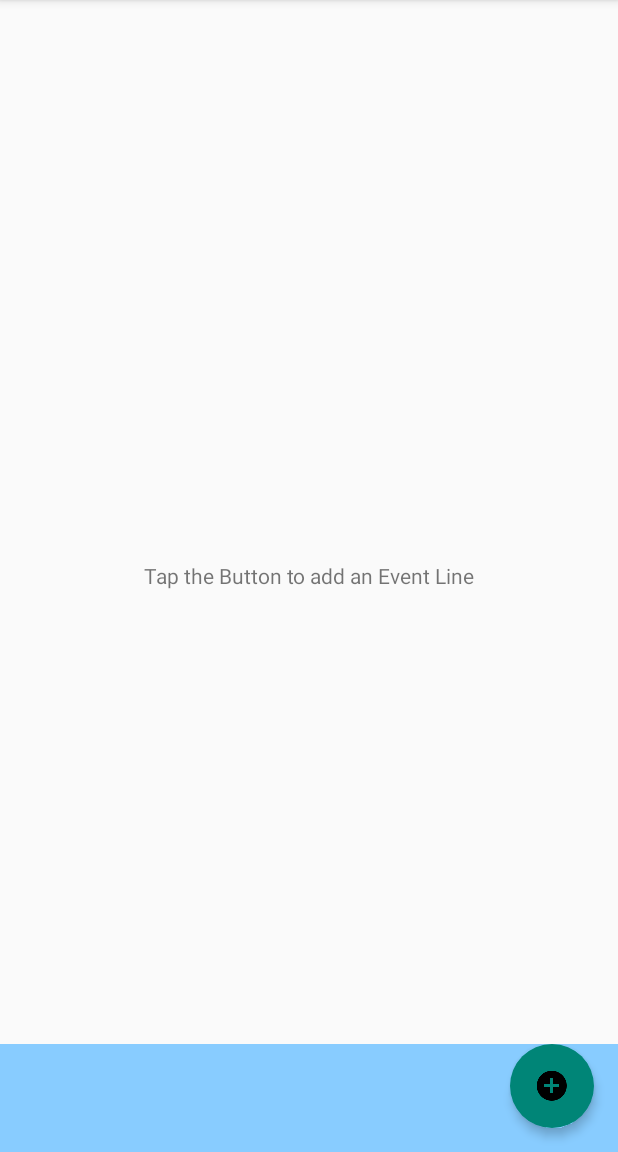
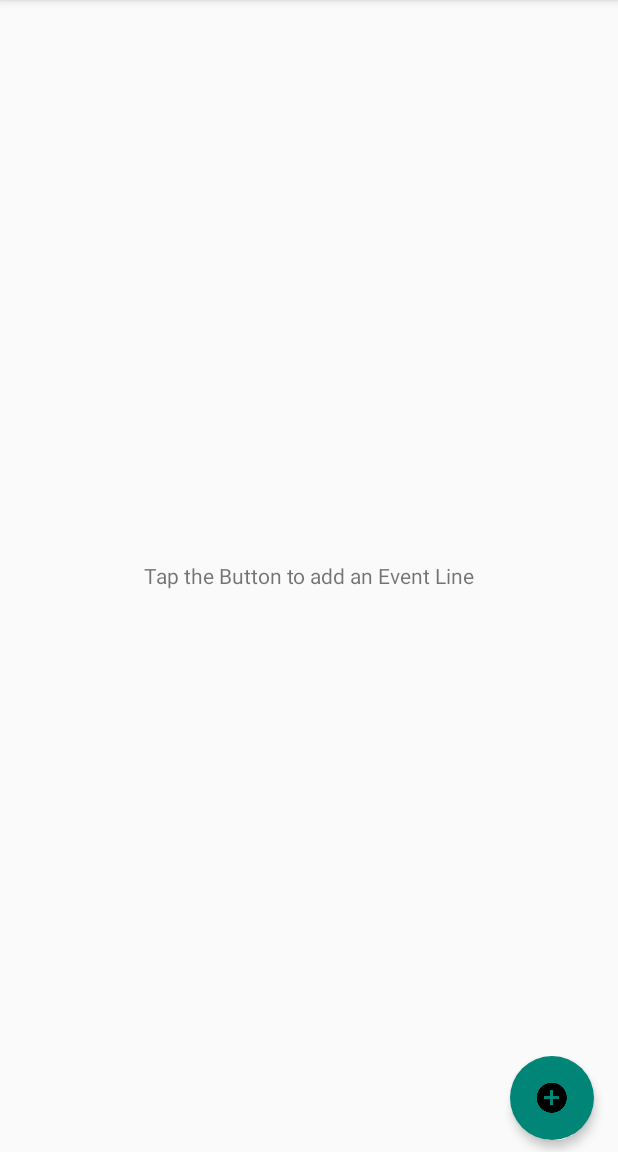
Before and after one commit to stosiki/ContentProviderPg, an Android app: the screen it shows after launch (MainActivity), on a phone screen of 412 x 824 dp, the part 84-1236 px from its top. Run offline under Robolectric (Android 15) with nearby library versions, the phone set to English and light mode, and no system bars; libraries missing offline, so code that uses them is left out: com.squareup.otto; 1 statement that could not run was skipped.

Commit message:
15/09-morning

```diff
--- a/app/src/main/res/layout/activity_main.xml
+++ b/app/src/main/res/layout/activity_main.xml
@@ -1,4 +1,4 @@
-<RelativeLayout
+<FrameLayout
     xmlns:android="http://schemas.android.com/apk/res/android"
     xmlns:app="http://schemas.android.com/apk/res-auto"
     xmlns:tools="http://schemas.android.com/tools"
@@ -28,7 +28,10 @@
                 android:dividerHeight="1dp"
                 android:layout_width="match_parent"
                 android:layout_height="wrap_content"
+                android:scrollbars="vertical"
                 />
+
+
             <TextView
                 android:id="@+id/click_to_add_msg"
                 android:layout_width="match_parent"
@@ -39,10 +42,6 @@
                 />
         </LinearLayout>
     </LinearLayout>
-
-
-
-
     <LinearLayout
         android:id="@+id/main_footer"
         android:orientation="vertical"
@@ -50,9 +49,7 @@
         android:layout_height="wrap_content"
         android:layout_gravity="bottom|center_horizontal"
         android:gravity="center|bottom"
-        android:layout_alignParentBottom="true"
         android:layout_centerHorizontal="true"
-        android:background="#ff88ccff"
         >
         <android.support.design.widget.FloatingActionButton
             android:id="@+id/add_event_line_widget"
@@ -64,20 +61,17 @@
             android:layout_gravity="right"
             android:layout_marginRight="16dp"
             android:layout_marginEnd="16dp"
-            android:background="#ffaa99ee"
-            android:layout_marginBottom="16dp"
+            android:layout_marginBottom="8dp"
             />
-    </LinearLayout>
         <LinearLayout
             android:id="@+id/undo_bar"
+            android:orientation="horizontal"
             android:dividerPadding="12dp"
             android:padding="4dp"
-        android:layout_width="fill_parent"
+            android:layout_width="match_parent"
             android:layout_height="wrap_content"
-        android:visibility="visible"
-        android:background="@color/background_floating_material_dark"
-        android:layout_below="@id/main_footer"
-        android:alpha="100"
+            android:visibility="gone"
+            android:background="#ff223344"
             >
             <TextView
                 android:id="@+id/undo_message"
@@ -99,4 +93,7 @@
                 android:textColor="#ffeb3b"
                 android:textAppearance="?android:attr/textAppearanceMedium" />
         </LinearLayout>
-</RelativeLayout>
+
+    </LinearLayout>
+
+</FrameLayout>
```
Also changed, not shown: app/src/main/java/study/stosiki/com/contentproviderpg/MainActivity.java (+29 -17 lines), app/src/main/java/study/stosiki/com/contentproviderpg/charts/ChartView.java (+18 -2 lines). Lines whose indentation alone changed are shown as unchanged.
